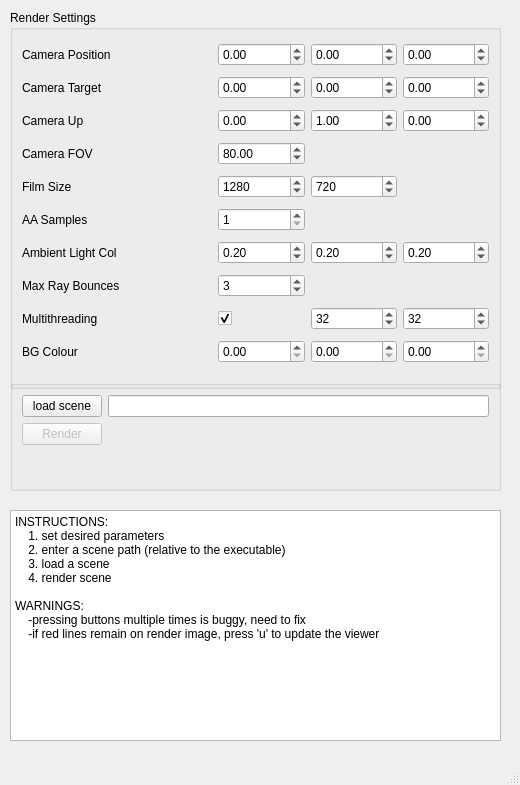
First picture: the form in FinalSubmission/myRT/ui/viewport.ui, repository quentinjcm/CA1_personal_copy, before the edit.
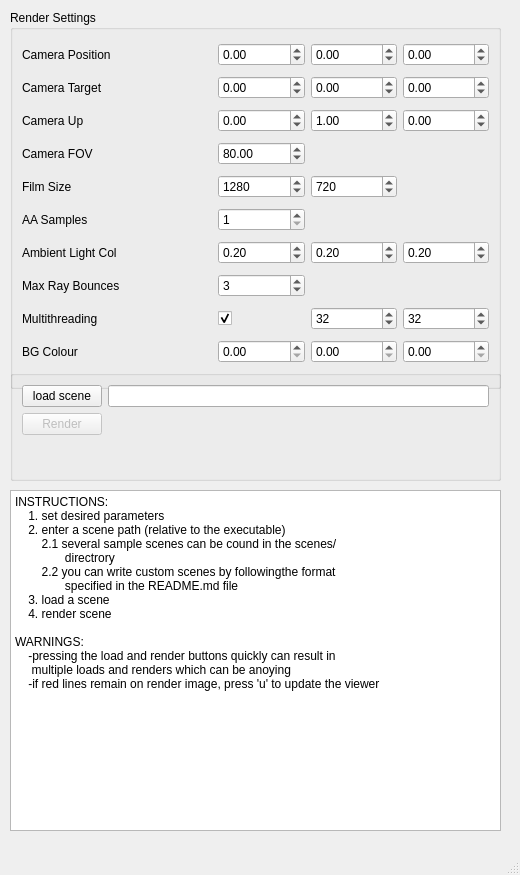
Second picture: the form after the edit.

```diff
--- a/FinalSubmission/myRT/ui/viewport.ui
+++ b/FinalSubmission/myRT/ui/viewport.ui
@@ -7,7 +7,7 @@
     <x>0</x>
     <y>0</y>
     <width>520</width>
-    <height>785</height>
+    <height>875</height>
    </rect>
   </property>
   <property name="windowTitle">
@@ -417,7 +417,7 @@
     <property name="geometry">
      <rect>
       <x>10</x>
-      <y>380</y>
+      <y>370</y>
       <width>491</width>
       <height>111</height>
      </rect>
@@ -456,9 +456,9 @@
     <property name="geometry">
      <rect>
       <x>10</x>
-      <y>510</y>
+      <y>490</y>
       <width>491</width>
-      <height>231</height>
+      <height>341</height>
      </rect>
     </property>
     <property name="readOnly">
@@ -468,11 +468,16 @@
      <string>INSTRUCTIONS:
     1. set desired parameters
     2. enter a scene path (relative to the executable)
+        2.1 several sample scenes can be cound in the scenes/
+               directrory
+        2.2 you can write custom scenes by followingthe format  
+               specified in the README.md file
     3. load a scene
     4. render scene
 
 WARNINGS:
-    -pressing buttons multiple times is buggy, need to fix
+    -pressing the load and render buttons quickly can result in 
+     multiple loads and renders which can be anoying
     -if red lines remain on render image, press 'u' to update the viewer
 </string>
     </property>
```
